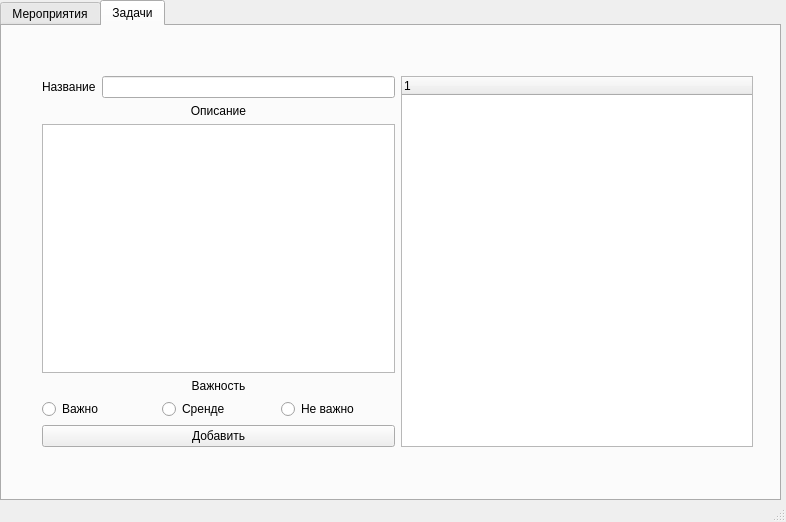
maxpaleev/Task_manager, file design_test.ui: the form before one commit.
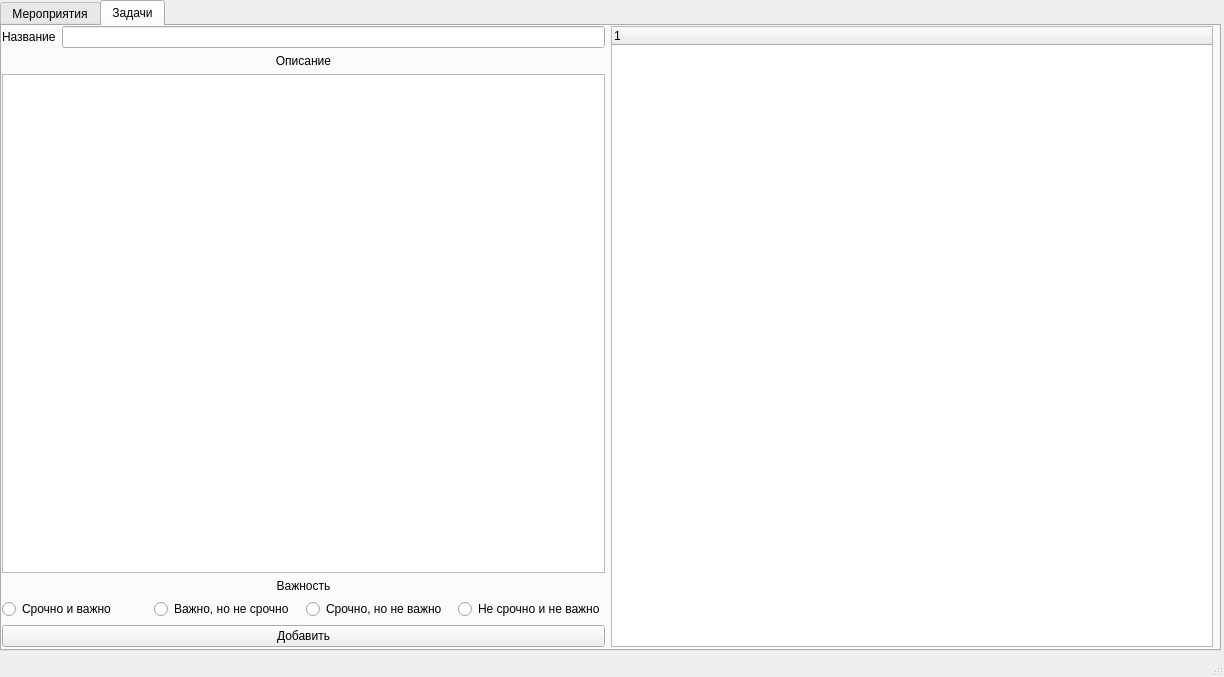
The form after the commit. The open tabs and pages were chosen to show the change.

Commit message: Оптимизация. Добавлено создание задач

Patch:
```diff
--- a/design_test.ui
+++ b/design_test.ui
@@ -6,8 +6,8 @@
    <rect>
     <x>0</x>
     <y>0</y>
-    <width>786</width>
-    <height>522</height>
+    <width>1224</width>
+    <height>677</height>
    </rect>
   </property>
   <property name="sizePolicy">
@@ -34,10 +34,16 @@
      <rect>
       <x>0</x>
       <y>0</y>
-      <width>781</width>
-      <height>501</height>
+      <width>1221</width>
+      <height>651</height>
      </rect>
     </property>
+    <property name="sizePolicy">
+     <sizepolicy hsizetype="Maximum" vsizetype="Maximum">
+      <horstretch>0</horstretch>
+      <verstretch>0</verstretch>
+     </sizepolicy>
+    </property>
     <property name="minimumSize">
      <size>
       <width>781</width>
@@ -46,8 +52,8 @@
     </property>
     <property name="maximumSize">
      <size>
-      <width>781</width>
-      <height>501</height>
+      <width>16777215</width>
+      <height>10000000</height>
      </size>
     </property>
     <property name="currentIndex">
@@ -137,10 +143,10 @@
      <widget class="QWidget" name="horizontalLayoutWidget_7">
       <property name="geometry">
        <rect>
-        <x>40</x>
-        <y>50</y>
-        <width>711</width>
-        <height>371</height>
+        <x>0</x>
+        <y>0</y>
+        <width>1211</width>
+        <height>621</height>
        </rect>
       </property>
       <layout class="QHBoxLayout" name="horizontalLayout_7">
@@ -200,22 +206,35 @@
              <item>
               <widget class="QRadioButton" name="Very">
                <property name="text">
-                <string>Важно</string>
+                <string>Срочно и важно</string>
                </property>
               </widget>
              </item>
              <item>
               <widget class="QRadioButton" name="Medium">
                <property name="text">
-                <string>Сренде</string>
+                <string>Важно, но не срочно</string>
                </property>
               </widget>
              </item>
              <item>
               <widget class="QRadioButton" name="Light">
                <property name="text">
-                <string>Не важно</string>
+                <string>Срочно, но не важно</string>
                </property>
+               <attribute name="buttonGroup">
+                <string notr="true">importanceChoice</string>
+               </attribute>
+              </widget>
+             </item>
+             <item>
+              <widget class="QRadioButton" name="NunI">
+               <property name="text">
+                <string>Не срочно и не важно</string>
+               </property>
+               <attribute name="buttonGroup">
+                <string notr="true">importanceChoice</string>
+               </attribute>
               </widget>
              </item>
             </layout>
@@ -233,6 +252,9 @@
        </item>
        <item>
         <widget class="QTreeWidget" name="taskList">
+         <property name="enabled">
+          <bool>true</bool>
+         </property>
          <column>
           <property name="text">
            <string notr="true">1</string>
```
Left out of the diff: 27 changed lines with no effect on the pictures. The commit also changes 1 other file.
